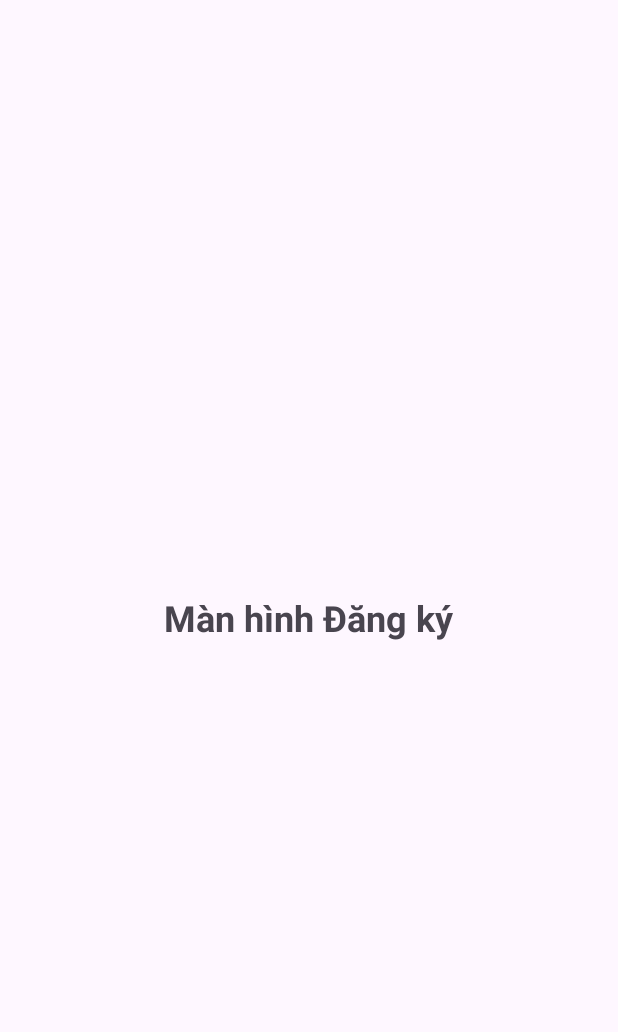
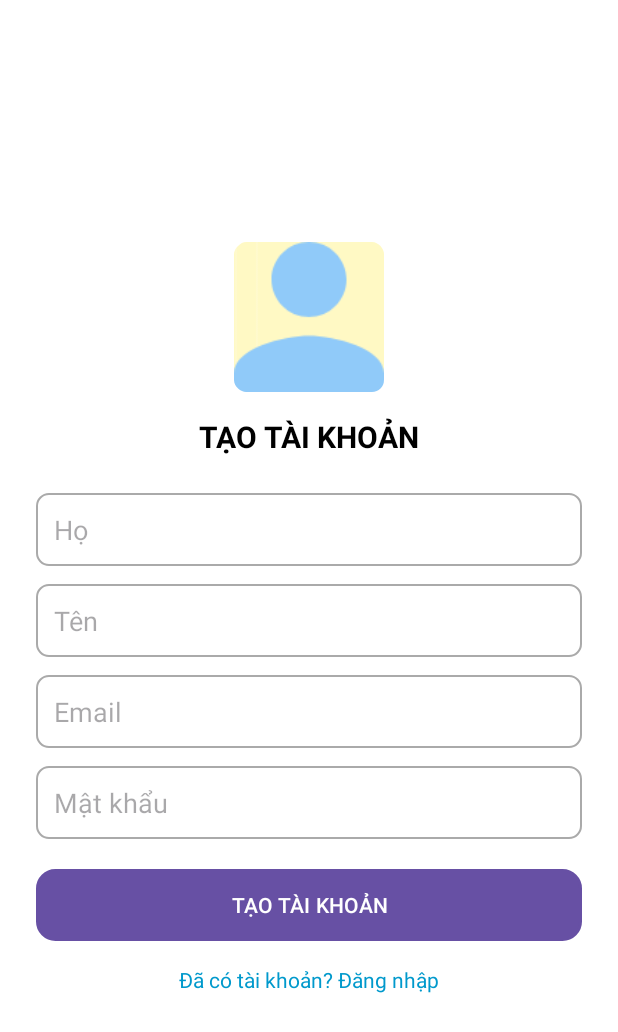
Before and after one commit to tranthimyledayhihihihi/ANDROID, an Android app: the RegisterActivity screen opened directly, with no data from a screen before it, on a phone screen of 412 x 824 dp. Shown: the top 1032 px of the screen. Run offline under Robolectric (Android 15) with nearby library versions, the phone set to English and light mode, and no system bars.

Commit message:
HOÀN THÀNH MÀN HÌNH TRANG ĐĂNG KÍ

```diff
--- a/app/src/main/res/layout/activity_register.xml
+++ b/app/src/main/res/layout/activity_register.xml
@@ -1,15 +1,97 @@
 <?xml version="1.0" encoding="utf-8"?>
-<LinearLayout xmlns:android="http://schemas.android.com/apk/res/android"
+<ScrollView xmlns:android="http://schemas.android.com/apk/res/android"
+    android:layout_width="match_parent"
+    android:layout_height="match_parent"
+    android:fillViewport="true"
+    android:background="@android:color/white">
+
+    <LinearLayout
         android:layout_width="match_parent"
         android:layout_height="match_parent"
         android:orientation="vertical"
         android:padding="24dp"
         android:gravity="center">
 
+        <!-- Logo -->
+        <ImageView
+            android:id="@+id/imageViewLogo"
+            android:layout_width="100dp"
+            android:layout_height="100dp"
+            android:src="@mipmap/ic_launcher"
+            android:contentDescription="Logo"
+            android:layout_marginBottom="16dp" />
+
+        <!-- Tiêu đề -->
         <TextView
+            android:id="@+id/textViewRegisterTitle"
             android:layout_width="wrap_content"
             android:layout_height="wrap_content"
-        android:text="Màn hình Đăng ký"
-        android:textSize="24sp"
-        android:textStyle="bold"/>
+            android:text="TẠO TÀI KHOẢN"
+            android:textSize="20sp"
+            android:textStyle="bold"
+            android:textColor="@android:color/black"
+            android:layout_marginBottom="24dp" />
+
+        <!-- First Name -->
+        <EditText
+            android:id="@+id/editTextFirstName"
+            android:layout_width="match_parent"
+            android:layout_height="wrap_content"
+            android:hint="Họ"
+            android:background="@drawable/edit_text_border"
+            android:padding="12dp"
+            android:layout_marginBottom="12dp" />
+
+        <!-- Last Name -->
+        <EditText
+            android:id="@+id/editTextLastName"
+            android:layout_width="match_parent"
+            android:layout_height="wrap_content"
+            android:hint="Tên"
+            android:background="@drawable/edit_text_border"
+            android:padding="12dp"
+            android:layout_marginBottom="12dp" />
+
+        <!-- Email -->
+        <EditText
+            android:id="@+id/editTextEmail"
+            android:layout_width="match_parent"
+            android:layout_height="wrap_content"
+            android:hint="Email"
+            android:inputType="textEmailAddress"
+            android:background="@drawable/edit_text_border"
+            android:padding="12dp"
+            android:layout_marginBottom="12dp" />
+
+        <!-- Password -->
+        <EditText
+            android:id="@+id/editTextPassword"
+            android:layout_width="match_parent"
+            android:layout_height="wrap_content"
+            android:hint="Mật khẩu"
+            android:inputType="textPassword"
+            android:background="@drawable/edit_text_border"
+            android:padding="12dp"
+            android:layout_marginBottom="20dp" />
+
+        <!-- Nút Đăng ký -->
+        <Button
+            android:id="@+id/buttonCreateAccount"
+            android:layout_width="match_parent"
+            android:layout_height="wrap_content"
+            android:text="TẠO TÀI KHOẢN"
+            android:background="@drawable/button_primary"
+            android:textColor="@android:color/white"
+            android:layout_marginBottom="16dp" />
+
+        <!-- Chuyển sang Login -->
+        <TextView
+            android:id="@+id/textViewLoginRedirect"
+            android:layout_width="wrap_content"
+            android:layout_height="wrap_content"
+            android:text="Đã có tài khoản? Đăng nhập"
+            android:textColor="@android:color/holo_blue_dark"
+            android:textSize="14sp" />
+
     </LinearLayout>
+</ScrollView>
```
Lines whose indentation alone changed are shown as unchanged.
